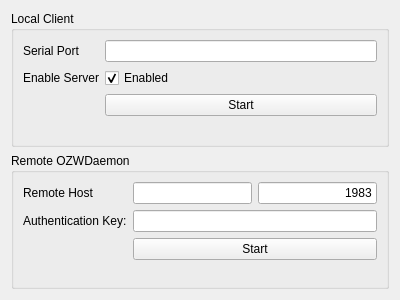
Before: the Qt Designer form ozwadmin-main/startup.ui in OpenZWave/ozw-admin, drawn with Qt 5.
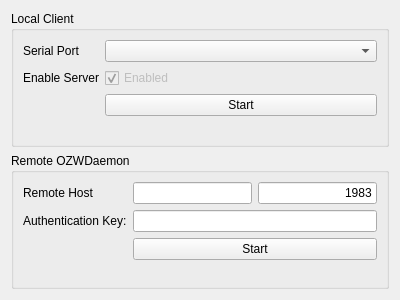
After: the same form once the commit is applied.

Commit message: Feature: Detect Available Serialports for Local Connection

```diff
--- a/ozwadmin-main/startup.ui
+++ b/ozwadmin-main/startup.ui
@@ -27,13 +27,6 @@
         </property>
        </widget>
       </item>
-      <item row="0" column="1">
-       <widget class="QLineEdit" name="serialport">
-        <property name="text">
-         <string/>
-        </property>
-       </widget>
-      </item>
       <item row="1" column="0">
        <widget class="QLabel" name="label_2">
         <property name="text">
@@ -43,6 +36,9 @@
       </item>
       <item row="1" column="1">
        <widget class="QCheckBox" name="enableserver">
+        <property name="enabled">
+         <bool>false</bool>
+        </property>
         <property name="text">
          <string>Enabled</string>
         </property>
@@ -61,6 +57,9 @@
         </property>
        </widget>
       </item>
+      <item row="0" column="1">
+       <widget class="QComboBox" name="serialport"/>
+      </item>
      </layout>
     </widget>
    </item>
```
The commit also changes 2 other files.
